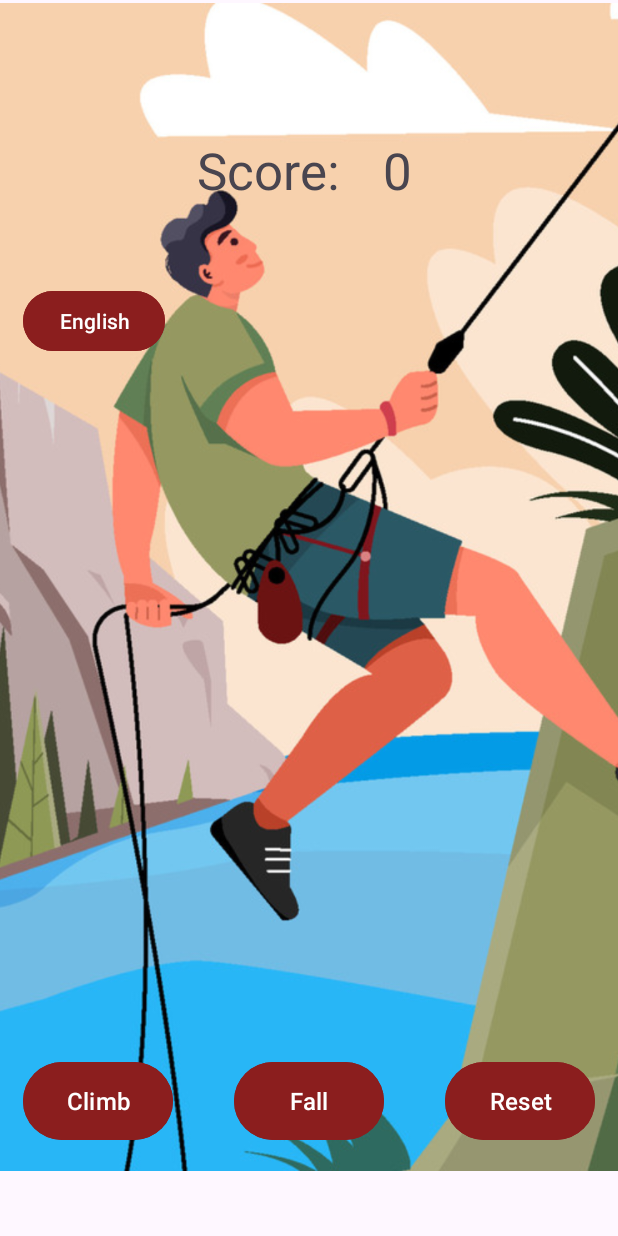
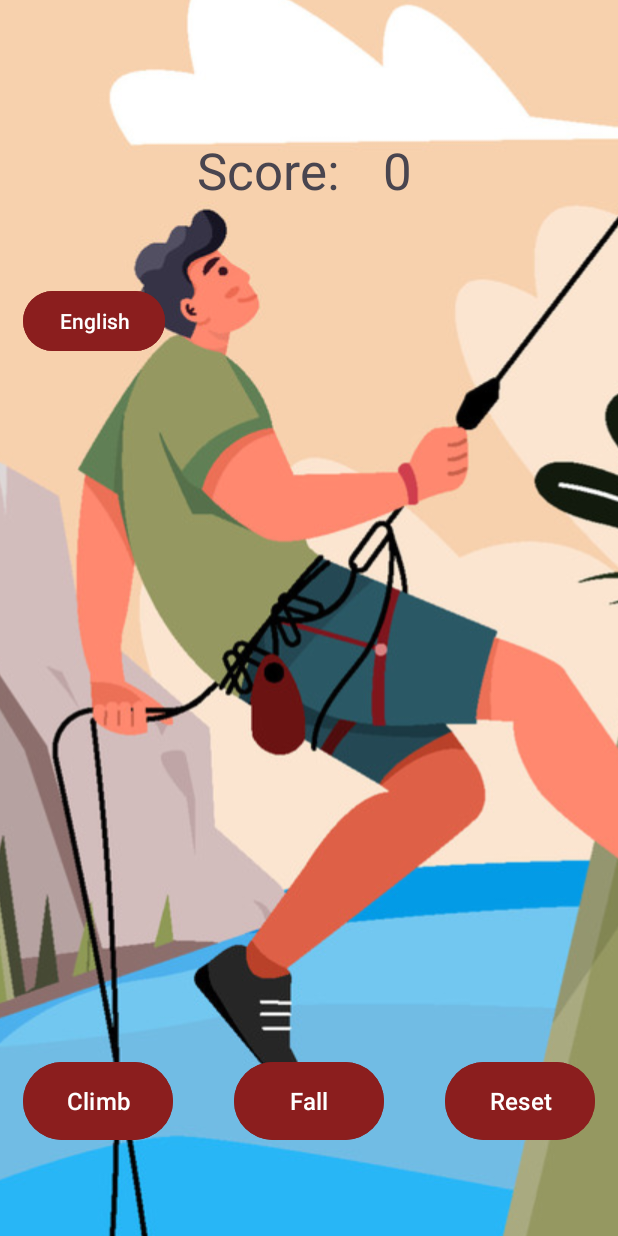
Before and after one commit to NhatCao0/Android-Studio-Climbing-Score, an Android app: the screen it shows after launch (MainActivity), on a phone screen of 412 x 824 dp. Run offline under Robolectric (Android 15) with nearby library versions, the phone set to English and light mode, and no system bars.

Commit message:
Climbing Score App

```diff
--- a/app/src/main/res/layout-land/activity_main.xml
+++ b/app/src/main/res/layout-land/activity_main.xml
@@ -10,12 +10,13 @@
 
     <ImageView
         android:id="@+id/imageView2"
-        android:layout_width="1030dp"
-        android:layout_height="623dp"
-        android:layout_marginStart="-140dp"
-        android:layout_marginTop="-80dp"
+        android:layout_width="1296dp"
+        android:layout_height="789dp"
+        android:layout_marginStart="-170dp"
+        android:layout_marginTop="-120dp"
         app:layout_constraintStart_toStartOf="parent"
         app:layout_constraintTop_toTopOf="parent"
+        android:contentDescription="@string/image"
         app:srcCompat="@drawable/vecteezyfallactivity_illustration_16dy0622_generated" />
 
     <Button
--- a/app/src/main/res/layout/activity_main.xml
+++ b/app/src/main/res/layout/activity_main.xml
@@ -10,12 +10,13 @@
 
     <ImageView
         android:id="@+id/imageView"
-        android:layout_width="945dp"
-        android:layout_height="1181dp"
-        android:layout_marginStart="-300dp"
-        android:layout_marginTop="-200dp"
+        android:layout_width="1137dp"
+        android:layout_height="1414dp"
+        android:layout_marginStart="-400dp"
+        android:layout_marginTop="-250dp"
         app:layout_constraintStart_toStartOf="parent"
         app:layout_constraintTop_toTopOf="parent"
+        android:contentDescription="@string/image"
         app:srcCompat="@drawable/vecteezyfallactivity_illustration_16dy0622_generated" />
 
     <TextView
--- a/app/src/main/res/values/strings.xml
+++ b/app/src/main/res/values/strings.xml
@@ -6,4 +6,5 @@
     <string name="scoreString">Score: </string>
     <string name="defaultScore">0</string>
     <string name="language">English</string>
+    <string name="image">background</string>
 </resources>
```
Also changed, not shown: 1 other file.
